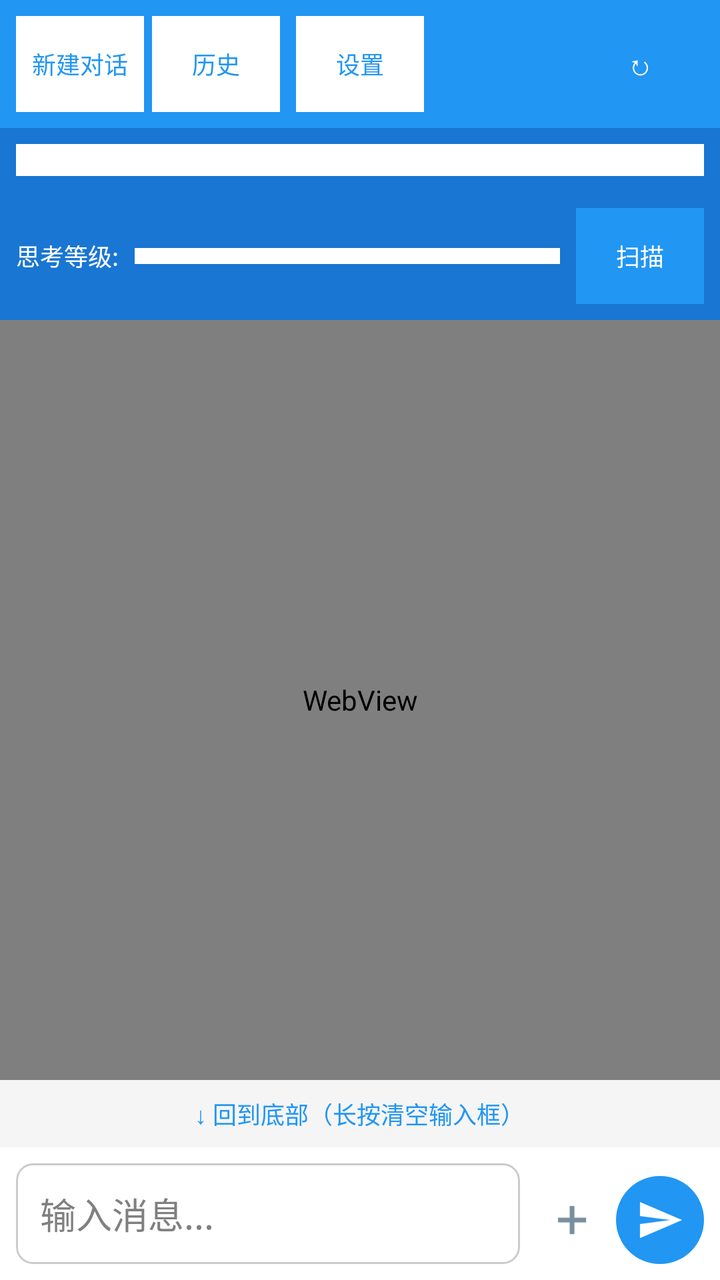
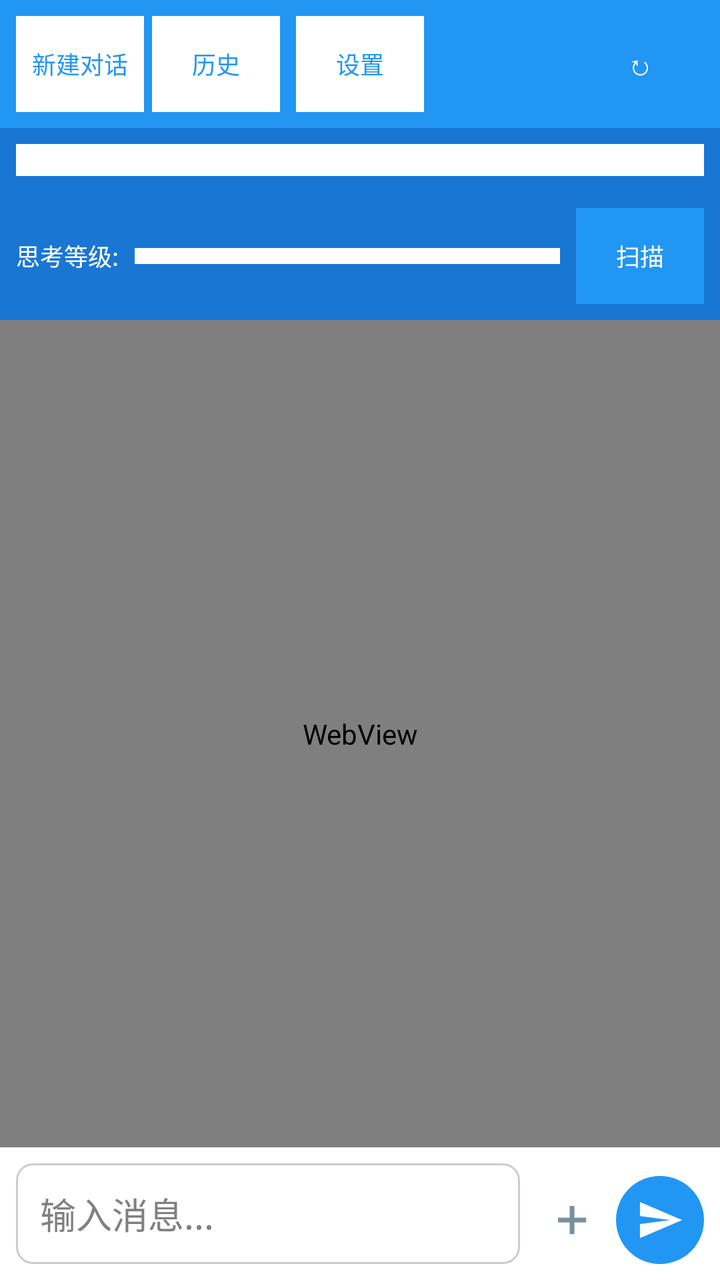

An Android layout rendered at two revisions. The XML below is the earlier revision; the diff shows what the commit changed to produce the second picture.
<!-- AndroidManifest.xml: application theme AppTheme -->
<!-- res/layout/activity_main.xml -->
<?xml version="1.0" encoding="utf-8"?>
<LinearLayout xmlns:android="http://schemas.android.com/apk/res/android"
    android:orientation="vertical"
    android:background="@color/background"
    android:layout_width="match_parent"
    android:layout_height="match_parent">

    
    <LinearLayout
        android:gravity="center_vertical"
        android:orientation="horizontal"
        android:background="@color/primary"
        android:padding="8dp"
        android:layout_width="match_parent"
        android:layout_height="wrap_content">
        <Button
            android:textSize="12sp"
            android:textColor="@color/primary"
            android:id="@+id/new_conversation_button"
            android:background="@android:color/white"
            android:padding="8dp"
            android:layout_width="wrap_content"
            android:layout_height="wrap_content"
            android:layout_marginRight="4dp"
            android:text="@string/new_conversation"/>
        <Button
            android:textSize="12sp"
            android:textColor="@color/primary"
            android:id="@+id/history_button"
            android:background="@android:color/white"
            android:padding="8dp"
            android:layout_width="wrap_content"
            android:layout_height="wrap_content"
            android:layout_marginRight="8dp"
            android:text="@string/history"/>
        <Button
            android:textSize="12sp"
            android:textColor="@color/primary"
            android:id="@+id/settings_button"
            android:background="@android:color/white"
            android:padding="8dp"
            android:layout_width="wrap_content"
            android:layout_height="wrap_content"
            android:text="@string/settings"/>
        <View
            android:layout_width="0dp"
            android:layout_height="0dp"
            android:layout_weight="1"/>
        <Button
            android:textSize="14sp"
            android:textColor="@android:color/white"
            android:id="@+id/rotate_button"
            android:background="@android:color/transparent"
            android:padding="8dp"
            android:layout_width="wrap_content"
            android:layout_height="wrap_content"
            android:text="↻"/>
    </LinearLayout>

    
    <LinearLayout
        android:gravity="center_vertical"
        android:orientation="horizontal"
        android:background="@color/primary_dark"
        android:padding="8dp"
        android:layout_width="match_parent"
        android:layout_height="wrap_content">
        <Spinner
            android:id="@+id/model_spinner"
            android:background="@android:color/white"
            android:padding="8dp"
            android:layout_width="match_parent"
            android:layout_height="wrap_content"/>
    </LinearLayout>

    
    <LinearLayout
        android:gravity="center_vertical"
        android:orientation="horizontal"
        android:background="@color/primary_dark"
        android:padding="8dp"
        android:layout_width="match_parent"
        android:layout_height="wrap_content">
        <TextView
            android:textSize="12sp"
            android:textColor="@android:color/white"
            android:layout_width="wrap_content"
            android:layout_height="wrap_content"
            android:text="思考等级:"/>
        <Spinner
            android:id="@+id/thinking_spinner"
            android:background="@android:color/white"
            android:padding="4dp"
            android:layout_width="0dp"
            android:layout_height="wrap_content"
            android:layout_marginLeft="8dp"
            android:layout_weight="1"/>
        <Button
            android:id="@+id/scan_button"
            android:text="@string/scan"
            android:textSize="12sp"
            android:textColor="@android:color/white"
            android:background="@color/primary"
            android:paddingLeft="10dp"
            android:paddingRight="10dp"
            android:layout_width="wrap_content"
            android:layout_height="wrap_content"
            android:layout_marginLeft="8dp"/>
    </LinearLayout>

    
    <WebView
        android:id="@+id/message_webview"
        android:layout_width="match_parent"
        android:layout_height="0dp"
        android:layout_weight="1"/>

    
    <LinearLayout
        android:id="@+id/scroll_to_bottom_bar"
        android:gravity="center"
        android:orientation="horizontal"
        android:background="@color/background"
        android:padding="4dp"
        android:layout_width="match_parent"
        android:layout_height="wrap_content">
        <Button
            android:id="@+id/scroll_to_bottom_button"
            android:textSize="12sp"
            android:textColor="@color/primary"
            android:background="@android:color/transparent"
            android:padding="4dp"
            android:minHeight="0dp"
            android:layout_width="wrap_content"
            android:layout_height="wrap_content"
            android:text="↓ 回到底部（长按清空输入框）"/>
    </LinearLayout>

    
    <LinearLayout
        android:id="@+id/queue_bar"
        android:gravity="center_vertical"
        android:orientation="horizontal"
        android:background="#FFF8E1"
        android:padding="4dp"
        android:visibility="gone"
        android:layout_width="match_parent"
        android:layout_height="wrap_content">
        <TextView
            android:id="@+id/queue_bar_text"
            android:textSize="12sp"
            android:textColor="#8D6E00"
            android:padding="4dp"
            android:layout_width="0dp"
            android:layout_height="wrap_content"
            android:layout_weight="1"
            android:text="排队 0 条"/>
        <Button
            android:id="@+id/queue_manage_button"
            android:textSize="12sp"
            android:textColor="@color/primary"
            android:background="@android:color/transparent"
            android:padding="4dp"
            android:minHeight="0dp"
            android:layout_width="wrap_content"
            android:layout_height="wrap_content"
            android:text="管理"/>
    </LinearLayout>

    
    <HorizontalScrollView
        android:id="@+id/attachment_scroll"
        android:scrollbars="none"
        android:background="@color/background"
        android:paddingLeft="8dp"
        android:paddingRight="8dp"
        android:paddingTop="4dp"
        android:layout_width="match_parent"
        android:layout_height="wrap_content"
        android:visibility="gone">

        <LinearLayout
            android:id="@+id/attachment_bar"
            android:orientation="horizontal"
            android:layout_width="wrap_content"
            android:layout_height="wrap_content"/>
    </HorizontalScrollView>

    
    <LinearLayout
        android:gravity="bottom"
        android:orientation="horizontal"
        android:background="@color/white"
        android:padding="8dp"
        android:layout_width="match_parent"
        android:layout_height="wrap_content">
        <EditText
            android:id="@+id/input_edit_text"
            android:background="@drawable/edit_text_background"
            android:padding="12dp"
            android:minHeight="44dp"
            android:layout_width="0dp"
            android:layout_height="wrap_content"
            android:hint="@string/input_hint"
            android:maxLines="4"
            android:layout_weight="1"
            android:inputType="textMultiLine"/>
        <ImageButton
            android:id="@+id/plus_button"
            android:background="?android:attr/selectableItemBackground"
            android:padding="10dp"
            android:layout_width="44dp"
            android:layout_height="44dp"
            android:layout_marginLeft="4dp"
            android:scaleType="fitCenter"
            android:src="@drawable/ic_plus"
            android:contentDescription="@string/attach"/>
        <LinearLayout
            android:orientation="vertical"
            android:gravity="center_horizontal"
            android:layout_width="44dp"
            android:layout_height="wrap_content">
            <ImageButton
                android:id="@+id/expand_button"
                android:background="?android:attr/selectableItemBackground"
                android:padding="4dp"
                android:layout_width="30dp"
                android:layout_height="30dp"
                android:layout_gravity="end"
                android:scaleType="fitCenter"
                android:src="@drawable/ic_expand"
                android:visibility="gone"
                android:contentDescription="@string/fullscreen_input"/>
            <ImageButton
                android:id="@+id/send_button"
                android:background="@drawable/bg_send_button"
                android:padding="10dp"
                android:layout_width="44dp"
                android:layout_height="44dp"
                android:scaleType="fitCenter"
                android:src="@drawable/ic_send"
                android:contentDescription="@string/send"/>
        </LinearLayout>
    </LinearLayout>
</LinearLayout>
<!-- resources referenced by this layout -->
<resources>
  <color name="background">#f5f5f5</color>
  <color name="primary">#2196f3</color>
  <color name="primary_dark">#1976d2</color>
  <color name="white">#ffffff</color>
  <!-- drawable bg_send_button (drawable) -->
  <?xml version="1.0" encoding="utf-8"?>
  <selector xmlns:android="http://schemas.android.com/apk/res/android">
      <item android:state_pressed="true">
          <shape android:shape="oval">
              <solid android:color="@color/primary_dark"/>
          </shape>
      </item>
      <item android:state_enabled="false">
          <shape android:shape="oval">
              <solid android:color="#90CAF9"/>
          </shape>
      </item>
      <item>
          <shape android:shape="oval">
              <solid android:color="@color/primary"/>
          </shape>
      </item>
  </selector>
  <!-- drawable edit_text_background (drawable) -->
  <?xml version="1.0" encoding="utf-8"?>
  <shape xmlns:android="http://schemas.android.com/apk/res/android" android:shape="rectangle">
      <solid android:color="@android:color/white"/>
      <corners android:radius="8dp"/>
      <stroke android:width="1dp" android:color="@color/gray"/>
  </shape>
  <!-- drawable ic_expand: png bitmap (drawable-hdpi, 831 bytes) -->
  <!-- drawable ic_plus: png bitmap (drawable-hdpi, 454 bytes) -->
  <!-- drawable ic_send: png bitmap (drawable-hdpi, 523 bytes) -->
  <string name="attach">添加附件</string>
  <string name="fullscreen_input">全屏输入</string>
  <string name="history">历史</string>
  <string name="input_hint">输入消息...</string>
  <string name="new_conversation">新建对话</string>
  <string name="scan">扫描</string>
  <string name="send">发送</string>
  <string name="settings">设置</string>
  <style name="AppTheme" parent="@android:style/Theme.Holo.Light">
          <item name="android:windowBackground">@color/background</item>
          <item name="android:actionBarStyle">@style/ActionBarStyle</item>
      </style>
  <color name="gray">#cccccc</color>
  <style name="ActionBarStyle" parent="@android:style/Widget.Holo.Light.ActionBar">
          <item name="android:background">@color/primary</item>
      </style>
</resources>

<!-- the commit's change to res/layout/activity_main.xml (unified diff, before → after) -->
@@ -109,32 +109,34 @@
     </LinearLayout>
 
     
-    <WebView
-        android:id="@+id/message_webview"
+    <FrameLayout
+        android:id="@+id/scroll_to_bottom_bar"
         android:layout_width="match_parent"
         android:layout_height="0dp"
-        android:layout_weight="1"/>
-
-    
-    <LinearLayout
-        android:id="@+id/scroll_to_bottom_bar"
-        android:gravity="center"
-        android:orientation="horizontal"
-        android:background="@color/background"
-        android:padding="4dp"
-        android:layout_width="match_parent"
-        android:layout_height="wrap_content">
-        <Button
+        android:layout_weight="1">
+
+        <WebView
+            android:id="@+id/message_webview"
+            android:layout_width="match_parent"
+            android:layout_height="match_parent"/>
+
+        
+        <TextView
             android:id="@+id/scroll_to_bottom_button"
-            android:textSize="12sp"
-            android:textColor="@color/primary"
-            android:background="@android:color/transparent"
-            android:padding="4dp"
-            android:minHeight="0dp"
-            android:layout_width="wrap_content"
-            android:layout_height="wrap_content"
-            android:text="↓ 回到底部（长按清空输入框）"/>
-    </LinearLayout>
+            android:textSize="15sp"
+            android:textStyle="bold"
+            android:textColor="#FFFFFF"
+            android:background="@drawable/bg_scroll_bubble"
+            android:gravity="center"
+            android:includeFontPadding="false"
+            android:layout_gravity="end|bottom"
+            android:layout_marginRight="14dp"
+            android:layout_marginBottom="10dp"
+            android:visibility="gone"
+            android:layout_width="38dp"
+            android:layout_height="38dp"
+            android:text="↓"/>
+    </FrameLayout>
 
     
     <LinearLayout
@@ -187,50 +189,95 @@
     </HorizontalScrollView>
 
     
-    <LinearLayout
-        android:gravity="bottom"
-        android:orientation="horizontal"
+    <TextView
+        android:id="@+id/usage_bar"
+        android:textSize="11sp"
+        android:textColor="#777777"
+        android:paddingLeft="14dp"
+        android:paddingRight="14dp"
+        android:paddingTop="3dp"
+        android:paddingBottom="3dp"
+        android:maxLines="1"
+        android:ellipsize="end"
+        android:background="@color/background"
+        android:visibility="gone"
+        android:layout_width="match_parent"
+        android:layout_height="wrap_content"/>
+
+    
+    <LinearLayout
+        android:orientation="vertical"
         android:background="@color/white"
-        android:padding="8dp"
-        android:layout_width="match_parent"
-        android:layout_height="wrap_content">
-        <EditText
-            android:id="@+id/input_edit_text"
-            android:background="@drawable/edit_text_background"
-            android:padding="12dp"
-            android:minHeight="44dp"
-            android:layout_width="0dp"
-            android:layout_height="wrap_content"
-            android:hint="@string/input_hint"
-            android:maxLines="4"
-            android:layout_weight="1"
-            android:inputType="textMultiLine"/>
-        <ImageButton
-            android:id="@+id/plus_button"
-            android:background="?android:attr/selectableItemBackground"
-            android:padding="10dp"
-            android:layout_width="44dp"
-            android:layout_height="44dp"
-            android:layout_marginLeft="4dp"
-            android:scaleType="fitCenter"
-            android:src="@drawable/ic_plus"
-            android:contentDescription="@string/attach"/>
+        android:layout_width="match_parent"
+        android:layout_height="wrap_content">
+
         <LinearLayout
-            android:orientation="vertical"
-            android:gravity="center_horizontal"
-            android:layout_width="44dp"
-            android:layout_height="wrap_content">
+            android:id="@+id/input_action_bar"
+            android:orientation="horizontal"
+            android:gravity="center_vertical"
+            android:background="@color/white"
+            android:paddingLeft="8dp"
+            android:paddingRight="8dp"
+            android:visibility="gone"
+            android:layout_width="match_parent"
+            android:layout_height="34dp">
+            
+            <TextView
+                android:id="@+id/clear_input_button"
+                android:textSize="20sp"
+                android:textColor="#90a4ae"
+                android:gravity="center"
+                android:includeFontPadding="false"
+                android:background="?android:attr/selectableItemBackground"
+                android:layout_width="44dp"
+                android:layout_height="34dp"
+                android:contentDescription="清空输入"
+                android:text="×"/>
+            <View
+                android:layout_width="0dp"
+                android:layout_height="1dp"
+                android:layout_weight="1"/>
+            
             <ImageButton
                 android:id="@+id/expand_button"
                 android:background="?android:attr/selectableItemBackground"
                 android:padding="4dp"
                 android:layout_width="30dp"
                 android:layout_height="30dp"
-                android:layout_gravity="end"
                 android:scaleType="fitCenter"
                 android:src="@drawable/ic_expand"
                 android:visibility="gone"
                 android:contentDescription="@string/fullscreen_input"/>
+        </LinearLayout>
+
+        <LinearLayout
+            android:gravity="bottom"
+            android:orientation="horizontal"
+            android:background="@color/white"
+            android:padding="8dp"
+            android:layout_width="match_parent"
+            android:layout_height="wrap_content">
+            <EditText
+                android:id="@+id/input_edit_text"
+                android:background="@drawable/edit_text_background"
+                android:padding="12dp"
+                android:minHeight="44dp"
+                android:layout_width="0dp"
+                android:layout_height="wrap_content"
+                android:hint="@string/input_hint"
+                android:maxLines="4"
+                android:layout_weight="1"
+                android:inputType="textMultiLine"/>
+            <ImageButton
+                android:id="@+id/plus_button"
+                android:background="?android:attr/selectableItemBackground"
+                android:padding="10dp"
+                android:layout_width="44dp"
+                android:layout_height="44dp"
+                android:layout_marginLeft="4dp"
+                android:scaleType="fitCenter"
+                android:src="@drawable/ic_plus"
+                android:contentDescription="@string/attach"/>
             <ImageButton
                 android:id="@+id/send_button"
                 android:background="@drawable/bg_send_button"
<!-- resource entries referenced after the edit -->
@@ -4,6 +4,15 @@
   <color name="primary">#2196f3</color>
   <color name="primary_dark">#1976d2</color>
   <color name="white">#ffffff</color>
+  <!-- drawable bg_scroll_bubble (drawable) -->
+  <?xml version="1.0" encoding="utf-8"?>
+  <shape xmlns:android="http://schemas.android.com/apk/res/android"
+      android:shape="oval">
+      <solid android:color="#B3000000"/>
+      <stroke
+          android:width="1dp"
+          android:color="#33FFFFFF"/>
+  </shape>
   <!-- drawable bg_send_button (drawable) -->
   <?xml version="1.0" encoding="utf-8"?>
   <selector xmlns:android="http://schemas.android.com/apk/res/android">
